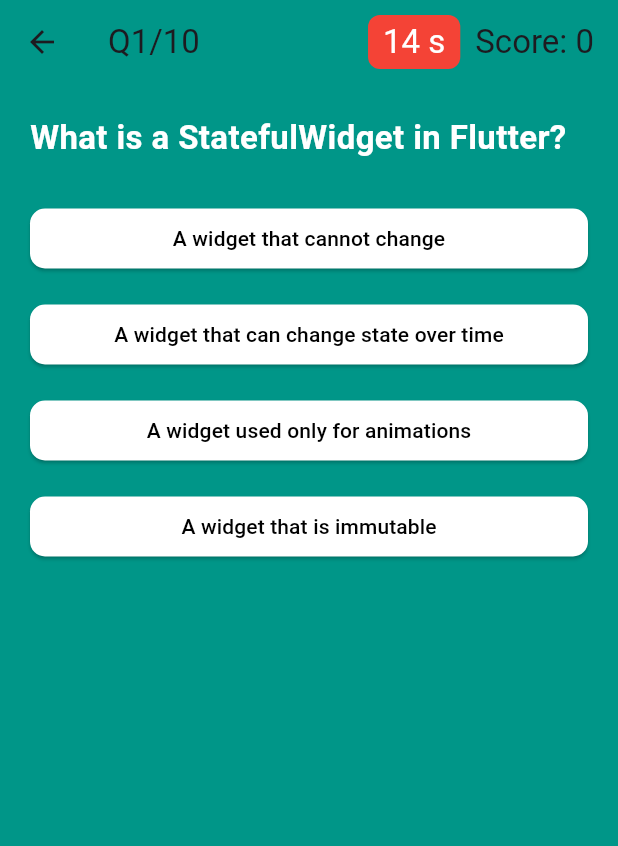
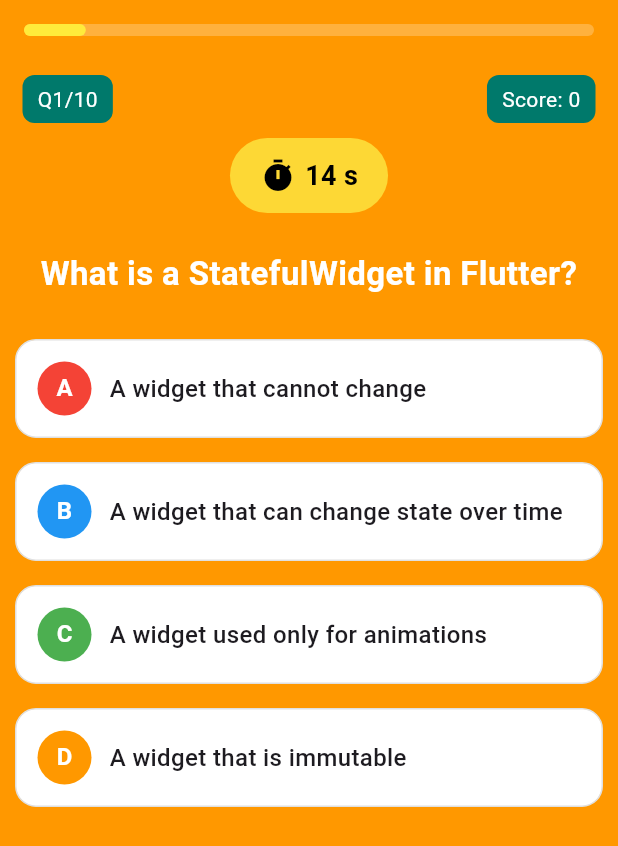
Before and after one commit to Next-Gen-Evans/trivon, a Flutter app: the screen it shows after launch, after a tap on "Start Quiz", on a phone screen of 412 x 824 dp. Shown: the top 846 px of the screen. Run offline on Flutter 3.47's test engine with Material 3 defaults, Android fonts, the phone set to English and light mode, and no system bars.

Commit message:
Updated main.dart layout and fixed navigation logic

```diff
--- a/lib/main.dart
+++ b/lib/main.dart
@@ -24,7 +24,7 @@
   @override
   Widget build(BuildContext context) {
     return Scaffold(
-      backgroundColor: Colors.orange, // whole page orange
+      backgroundColor: Colors.orange,
       body: Center(
         child: Padding(
           padding: const EdgeInsets.all(24.0),
@@ -213,8 +213,7 @@
       if (secondsLeft > 0) {
         setState(() {
           secondsLeft--;
-          timerColor =
-              secondsLeft % 2 == 0 ? Colors.red : Colors.blue; // change color
+          timerColor = secondsLeft % 2 == 0 ? Colors.red : Colors.blue;
         });
       } else {
         nextQuestion();
@@ -249,66 +248,163 @@
     super.dispose();
   }
 
-  @override
-  Widget build(BuildContext context) {
-    final q = questions[currentQuestion];
-    return Scaffold(
-      backgroundColor: Colors.teal,
-      appBar: AppBar(
-        backgroundColor: Colors.teal,
-        elevation: 0,
-        title: Row(
-          mainAxisAlignment: MainAxisAlignment.spaceBetween,
+  Widget buildOption(String letter, String text, Color color, bool correct) {
+    return GestureDetector(
+      onTap: () => answerQuestion(correct),
+      child: Container(
+        margin: const EdgeInsets.symmetric(vertical: 8, horizontal: 10),
+        padding: const EdgeInsets.all(14),
+        decoration: BoxDecoration(
+          color: Colors.white,
+          borderRadius: BorderRadius.circular(14),
+          border: Border.all(color: Colors.grey.shade300),
+        ),
+        child: Row(
           children: [
-            Text("Q${currentQuestion + 1}/${questions.length}"),
-            Row(
-              children: [
-                Container(
-                  padding:
-                      const EdgeInsets.symmetric(horizontal: 10, vertical: 4),
-                  decoration: BoxDecoration(
-                      color: timerColor,
-                      borderRadius: BorderRadius.circular(8)),
+            CircleAvatar(
+              backgroundColor: color,
+              radius: 18,
               child: Text(
-                    "$secondsLeft s",
-                    style: const TextStyle(color: Colors.white),
+                letter,
+                style: const TextStyle(
+                  color: Colors.white,
+                  fontWeight: FontWeight.bold,
                 ),
               ),
-                const SizedBox(width: 10),
-                Text("Score: $score"),
-              ],
+            ),
+            const SizedBox(width: 12),
+            Expanded(
+              child: Text(
+                text,
+                style:
+                    const TextStyle(fontSize: 16, fontWeight: FontWeight.w500),
+              ),
             ),
           ],
         ),
       ),
-      body: Padding(
-        padding: const EdgeInsets.all(20),
+    );
+  }
+
+  @override
+  Widget build(BuildContext context) {
+    final q = questions[currentQuestion];
+    final answers = q['answers'] as List<Map<String, Object>>;
+    return Scaffold(
+      backgroundColor: Colors.orange,
+      body: SafeArea(
         child: Column(
-          crossAxisAlignment: CrossAxisAlignment.stretch,
           children: [
+            Padding(
+              padding: const EdgeInsets.all(16.0),
+              child: Stack(
+                children: [
+                  Container(
+                    height: 8,
+                    width: double.infinity,
+                    decoration: BoxDecoration(
+                      color: Colors.white24,
+                      borderRadius: BorderRadius.circular(10),
+                    ),
+                  ),
+                  AnimatedContainer(
+                    duration: const Duration(milliseconds: 400),
+                    height: 8,
+                    width: MediaQuery.of(context).size.width *
+                        ((currentQuestion + 1) / questions.length),
+                    decoration: BoxDecoration(
+                      color: Colors.yellow,
+                      borderRadius: BorderRadius.circular(10),
+                    ),
+                  ),
+                ],
+              ),
+            ),
+            const SizedBox(height: 10),
+            Row(
+              mainAxisAlignment: MainAxisAlignment.spaceBetween,
+              children: [
+                Container(
+                  margin: const EdgeInsets.only(left: 15),
+                  padding:
+                      const EdgeInsets.symmetric(horizontal: 10, vertical: 6),
+                  decoration: BoxDecoration(
+                    color: Colors.teal[700],
+                    borderRadius: BorderRadius.circular(8),
+                  ),
+                  child: Text(
+                    "Q${currentQuestion + 1}/${questions.length}",
+                    style: const TextStyle(color: Colors.white),
+                  ),
+                ),
+                Container(
+                  margin: const EdgeInsets.only(right: 15),
+                  padding:
+                      const EdgeInsets.symmetric(horizontal: 10, vertical: 6),
+                  decoration: BoxDecoration(
+                    color: Colors.teal[700],
+                    borderRadius: BorderRadius.circular(8),
+                  ),
+                  child: Text(
+                    "Score: $score",
+                    style: const TextStyle(color: Colors.white),
+                  ),
+                ),
+              ],
+            ),
+            const SizedBox(height: 10),
+            Center(
+              child: Container(
+                padding:
+                    const EdgeInsets.symmetric(horizontal: 20, vertical: 12),
+                decoration: BoxDecoration(
+                  color: Colors.yellow[600],
+                  borderRadius: BorderRadius.circular(30),
+                ),
+                child: Row(
+                  mainAxisSize: MainAxisSize.min,
+                  children: [
+                    const Icon(Icons.timer, color: Colors.black),
+                    const SizedBox(width: 6),
                     Text(
+                      '$secondsLeft s',
+                      style: const TextStyle(
+                        fontSize: 18,
+                        fontWeight: FontWeight.bold,
+                        color: Colors.black,
+                      ),
+                    ),
+                  ],
+                ),
+              ),
+            ),
+            const SizedBox(height: 25),
+            Padding(
+              padding: const EdgeInsets.symmetric(horizontal: 16),
+              child: Text(
                 q['question'] as String,
+                textAlign: TextAlign.center,
                 style: const TextStyle(
                     fontSize: 22,
-                  color: Colors.white,
-                  fontWeight: FontWeight.bold),
+                    fontWeight: FontWeight.bold,
+                    color: Colors.white),
+              ),
             ),
             const SizedBox(height: 20),
-            ...(q['answers'] as List<Map<String, Object>>).map((a) {
-              return Container(
-                margin: const EdgeInsets.symmetric(vertical: 8),
-                child: ElevatedButton(
-                  style: ElevatedButton.styleFrom(
-                    backgroundColor: Colors.white,
-                    shape: RoundedRectangleBorder(
-                        borderRadius: BorderRadius.circular(10)),
+            Expanded(
+              child: ListView(
+                children: [
+                  buildOption('A', answers[0]['text'] as String, Colors.red,
+                      answers[0]['correct'] as bool),
+                  buildOption('B', answers[1]['text'] as String, Colors.blue,
+                      answers[1]['correct'] as bool),
+                  buildOption('C', answers[2]['text'] as String, Colors.green,
+                      answers[2]['correct'] as bool),
+                  buildOption('D', answers[3]['text'] as String, Colors.orange,
+                      answers[3]['correct'] as bool),
+                ],
               ),
-                  onPressed: () => answerQuestion(a['correct'] as bool),
-                  child: Text(a['text'] as String,
-                      style: const TextStyle(color: Colors.black)),
             ),
-              );
-            }),
           ],
         ),
       ),
@@ -325,14 +421,14 @@
   @override
   Widget build(BuildContext context) {
     return Scaffold(
-      backgroundColor: Colors.teal,
+      backgroundColor: Colors.orange,
       body: Center(
         child: Padding(
           padding: const EdgeInsets.all(30),
           child: Column(
             mainAxisAlignment: MainAxisAlignment.center,
             children: [
-              const Icon(Icons.emoji_events, color: Colors.amber, size: 100),
+              const Icon(Icons.emoji_events, color: Colors.teal, size: 100),
               const SizedBox(height: 20),
               const Text("Quiz Completed!",
                   style: TextStyle(
@@ -341,14 +437,14 @@
                       fontWeight: FontWeight.bold)),
               const SizedBox(height: 10),
               Text("Your Score",
-                  style: TextStyle(color: Colors.white.withOpacity(0.8))),
+                  style: TextStyle(color: Colors.black.withOpacity(0.8))),
               const SizedBox(height: 10),
               Text(
                 "$score / $total\n${(score / total * 100).toStringAsFixed(0)}%",
                 textAlign: TextAlign.center,
                 style: const TextStyle(
                     fontSize: 28,
-                    color: Colors.amber,
+                    color: Colors.black,
                     fontWeight: FontWeight.bold),
               ),
               const SizedBox(height: 40),
@@ -376,8 +472,8 @@
                     icon: const Icon(Icons.refresh, color: Colors.black),
                     label: const Text('Retake',
                         style: TextStyle(color: Colors.black)),
-                    style: ElevatedButton.styleFrom(
-                        backgroundColor: Colors.amberAccent),
+                    style:
+                        ElevatedButton.styleFrom(backgroundColor: Colors.white),
                   ),
                 ],
               )
```
Lines whose indentation alone changed are shown as unchanged.
